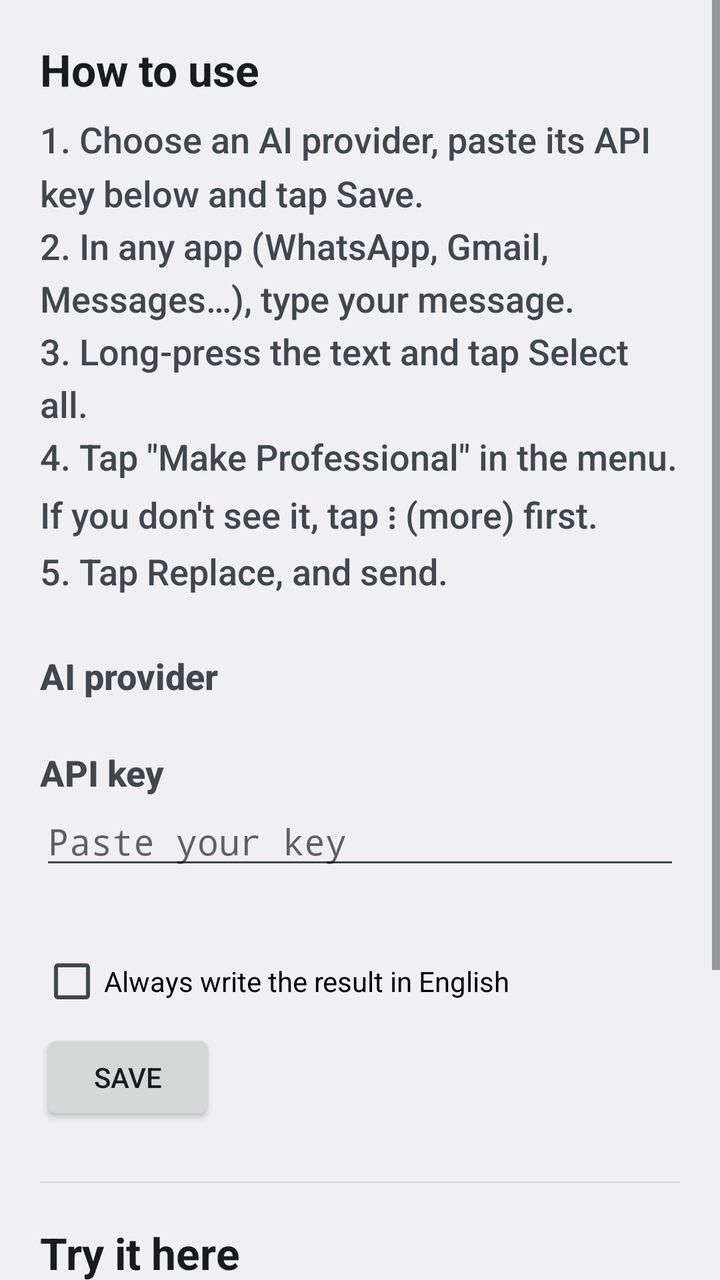
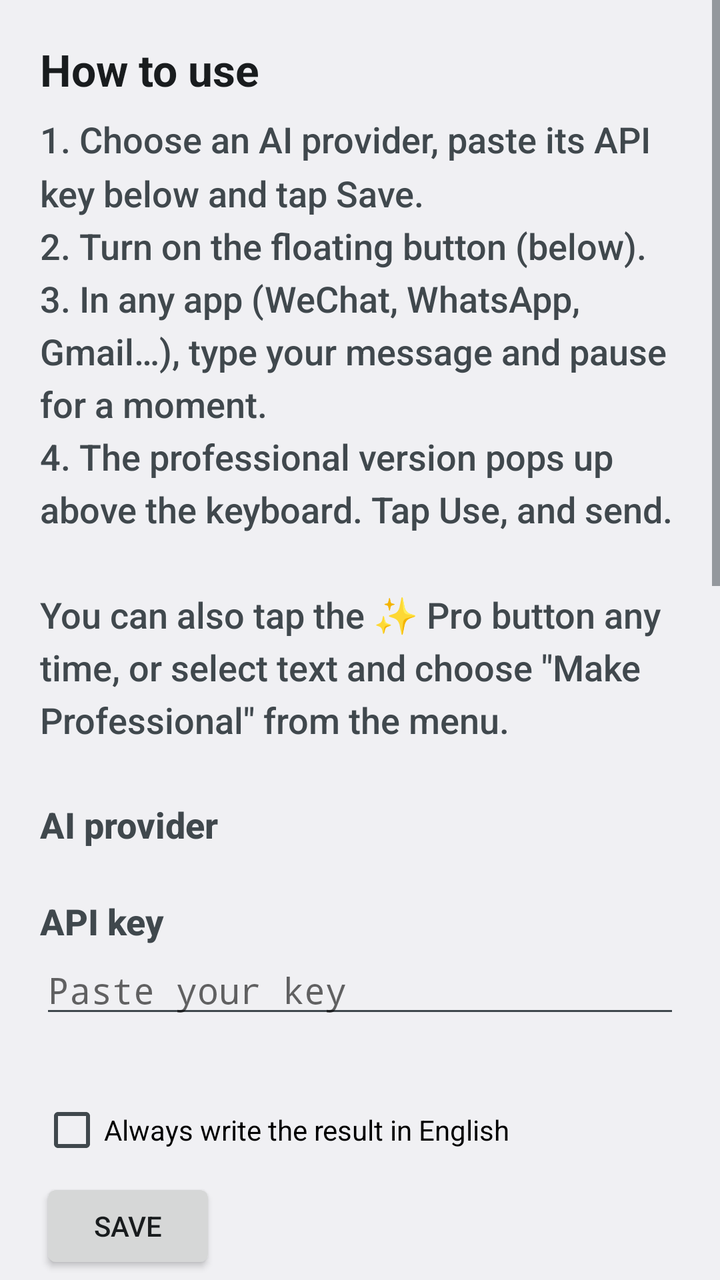

Screens rendered from an Android XML layout before and after an edit, with the pre-edit source and the edit as a unified diff.
<!-- AndroidManifest.xml: application theme AppTheme -->
<!-- res/layout/activity_main.xml -->
<?xml version="1.0" encoding="utf-8"?>
<ScrollView xmlns:android="http://schemas.android.com/apk/res/android"
    android:layout_width="match_parent"
    android:layout_height="match_parent"
    android:fillViewport="true"
    android:fitsSystemWindows="true">

    <LinearLayout
        android:layout_width="match_parent"
        android:layout_height="wrap_content"
        android:orientation="vertical"
        android:padding="20dp">

        
        <TextView
            android:layout_width="match_parent"
            android:layout_height="wrap_content"
            android:text="@string/how_title"
            android:textAppearance="?android:attr/textAppearanceLarge"
            android:textStyle="bold" />

        <TextView
            android:layout_width="match_parent"
            android:layout_height="wrap_content"
            android:layout_marginTop="8dp"
            android:lineSpacingMultiplier="1.25"
            android:text="@string/how_steps"
            android:textAppearance="?android:attr/textAppearanceMedium" />

        
        <TextView
            android:layout_width="match_parent"
            android:layout_height="wrap_content"
            android:layout_marginTop="28dp"
            android:text="@string/provider_label"
            android:textAppearance="?android:attr/textAppearanceMedium"
            android:textStyle="bold" />

        <RadioGroup
            android:id="@+id/provider_group"
            android:layout_width="match_parent"
            android:layout_height="wrap_content"
            android:layout_marginTop="4dp"
            android:orientation="vertical" />

        
        <TextView
            android:id="@+id/key_label"
            android:layout_width="match_parent"
            android:layout_height="wrap_content"
            android:layout_marginTop="20dp"
            android:text="@string/key_label"
            android:textAppearance="?android:attr/textAppearanceMedium"
            android:textStyle="bold" />

        <EditText
            android:id="@+id/api_key"
            android:layout_width="match_parent"
            android:layout_height="wrap_content"
            android:hint="@string/key_hint"
            android:importantForAutofill="no"
            android:inputType="textPassword"
            android:singleLine="true" />

        <TextView
            android:id="@+id/key_link"
            android:layout_width="match_parent"
            android:layout_height="wrap_content"
            android:layout_marginTop="4dp"
            android:text="@string/key_link"
            android:textColorLink="?android:attr/colorAccent" />

        <CheckBox
            android:id="@+id/force_english"
            android:layout_width="match_parent"
            android:layout_height="wrap_content"
            android:layout_marginTop="12dp"
            android:text="@string/force_english" />

        <Button
            android:id="@+id/btn_save"
            android:layout_width="wrap_content"
            android:layout_height="wrap_content"
            android:layout_marginTop="8dp"
            android:text="@string/save" />

        <View
            android:layout_width="match_parent"
            android:layout_height="1dp"
            android:layout_marginTop="28dp"
            android:layout_marginBottom="20dp"
            android:background="#33888888" />

        
        <TextView
            android:layout_width="match_parent"
            android:layout_height="wrap_content"
            android:text="@string/try_title"
            android:textAppearance="?android:attr/textAppearanceLarge"
            android:textStyle="bold" />

        <EditText
            android:id="@+id/try_input"
            android:layout_width="match_parent"
            android:layout_height="wrap_content"
            android:layout_marginTop="8dp"
            android:gravity="top|start"
            android:hint="@string/try_hint"
            android:importantForAutofill="no"
            android:inputType="textMultiLine"
            android:minLines="3" />

        <LinearLayout
            android:layout_width="match_parent"
            android:layout_height="wrap_content"
            android:layout_marginTop="8dp"
            android:gravity="center_vertical"
            android:orientation="horizontal">

            <Button
                android:id="@+id/btn_try"
                android:layout_width="wrap_content"
                android:layout_height="wrap_content"
                android:text="@string/try_button" />

            <ProgressBar
                android:id="@+id/try_progress"
                style="?android:attr/progressBarStyleSmall"
                android:layout_width="wrap_content"
                android:layout_height="wrap_content"
                android:layout_marginStart="12dp"
                android:visibility="gone" />
        </LinearLayout>

        <TextView
            android:id="@+id/try_result"
            android:layout_width="match_parent"
            android:layout_height="wrap_content"
            android:layout_marginTop="12dp"
            android:lineSpacingMultiplier="1.2"
            android:textAppearance="?android:attr/textAppearanceMedium"
            android:textIsSelectable="true" />
    </LinearLayout>
</ScrollView>
<!-- resources referenced by this layout -->
<resources>
  <string name="force_english">Always write the result in English</string>
  <string name="how_steps">1. Choose an AI provider, paste its API key below and tap Save.\n2. In any app (WhatsApp, Gmail, Messages…), type your message.\n3. Long-press the text and tap Select all.\n4. Tap \"Make Professional\" in the menu. If you don\'t see it, tap ⋮ (more) first.\n5. Tap Replace, and send.</string>
  <string name="how_title">How to use</string>
  <string name="key_hint">Paste your key</string>
  <string name="key_label">API key</string>
  <string name="key_link" />
  <string name="provider_label">AI provider</string>
  <string name="save">Save</string>
  <string name="try_button">Make Professional</string>
  <string name="try_hint">Type a message, e.g. \"hi sir i cant come tomorow my bike is not working\"</string>
  <string name="try_title">Try it here</string>
  <style name="AppTheme" parent="android:Theme.DeviceDefault.Light">
          <item name="android:colorPrimary">@color/brand</item>
          <item name="android:colorPrimaryDark">@color/brand_dark</item>
          <item name="android:colorAccent">@color/brand</item>
      </style>
  <color name="brand">#2F4BD8</color>
  <color name="brand_dark">#1E33A6</color>
</resources>

<!-- the commit's change to res/layout/activity_main.xml (unified diff, before → after) -->
@@ -84,6 +84,54 @@
             android:layout_marginTop="8dp"
             android:text="@string/save" />
 
+        
+        <TextView
+            android:layout_width="match_parent"
+            android:layout_height="wrap_content"
+            android:layout_marginTop="28dp"
+            android:text="@string/float_title"
+            android:textAppearance="?android:attr/textAppearanceMedium"
+            android:textStyle="bold" />
+
+        <TextView
+            android:id="@+id/float_status"
+            android:layout_width="match_parent"
+            android:layout_height="wrap_content"
+            android:layout_marginTop="6dp"
+            android:text="@string/float_off"
+            android:textAppearance="?android:attr/textAppearanceMedium" />
+
+        <Button
+            android:id="@+id/btn_float"
+            android:layout_width="wrap_content"
+            android:layout_height="wrap_content"
+            android:layout_marginTop="6dp"
+            android:text="@string/float_turn_on" />
+
+        <TextView
+            android:id="@+id/float_help"
+            android:layout_width="match_parent"
+            android:layout_height="wrap_content"
+            android:layout_marginTop="6dp"
+            android:lineSpacingMultiplier="1.2"
+            android:text="@string/float_help"
+            android:textAppearance="?android:attr/textAppearanceSmall" />
+
+        <CheckBox
+            android:id="@+id/auto_suggest"
+            android:layout_width="match_parent"
+            android:layout_height="wrap_content"
+            android:layout_marginTop="10dp"
+            android:text="@string/auto_suggest" />
+
+        <TextView
+            android:layout_width="match_parent"
+            android:layout_height="wrap_content"
+            android:layout_marginStart="32dp"
+            android:text="@string/auto_suggest_help"
+            android:textAppearance="?android:attr/textAppearanceSmall" />
+
+
         <View
             android:layout_width="match_parent"
             android:layout_height="1dp"
<!-- resource entries referenced after the edit -->
@@ -1,7 +1,13 @@
 <!-- resources referenced by this layout -->
 <resources>
+  <string name="auto_suggest">Show the professional version automatically when I stop typing</string>
+  <string name="auto_suggest_help">Your draft is sent to the AI each time you pause. Turn this off to send it only when you tap ✨ Pro.</string>
+  <string name="float_help">Tap the button, find \"Pro Writer floating button\" (it may be under Downloaded apps or Installed apps), and switch it on.\n\nIf Android says it\'s a restricted setting: go to Settings → Apps → Pro Writer → ⋮ (top right) → Allow restricted settings, then try again.\n\nOn Xiaomi phones, also set Pro Writer\'s Battery saver to \"No restrictions\" so the button keeps working.</string>
+  <string name="float_off">Status: OFF</string>
+  <string name="float_title">Floating button (all apps, including WeChat)</string>
+  <string name="float_turn_on">Turn on floating button</string>
   <string name="force_english">Always write the result in English</string>
-  <string name="how_steps">1. Choose an AI provider, paste its API key below and tap Save.\n2. In any app (WhatsApp, Gmail, Messages…), type your message.\n3. Long-press the text and tap Select all.\n4. Tap \"Make Professional\" in the menu. If you don\'t see it, tap ⋮ (more) first.\n5. Tap Replace, and send.</string>
+  <string name="how_steps">1. Choose an AI provider, paste its API key below and tap Save.\n2. Turn on the floating button (below).\n3. In any app (WeChat, WhatsApp, Gmail…), type your message and pause for a moment.\n4. The professional version pops up above the keyboard. Tap Use, and send.\n\nYou can also tap the ✨ Pro button any time, or select text and choose \"Make Professional\" from the menu.</string>
   <string name="how_title">How to use</string>
   <string name="key_hint">Paste your key</string>
   <string name="key_label">API key</string>
